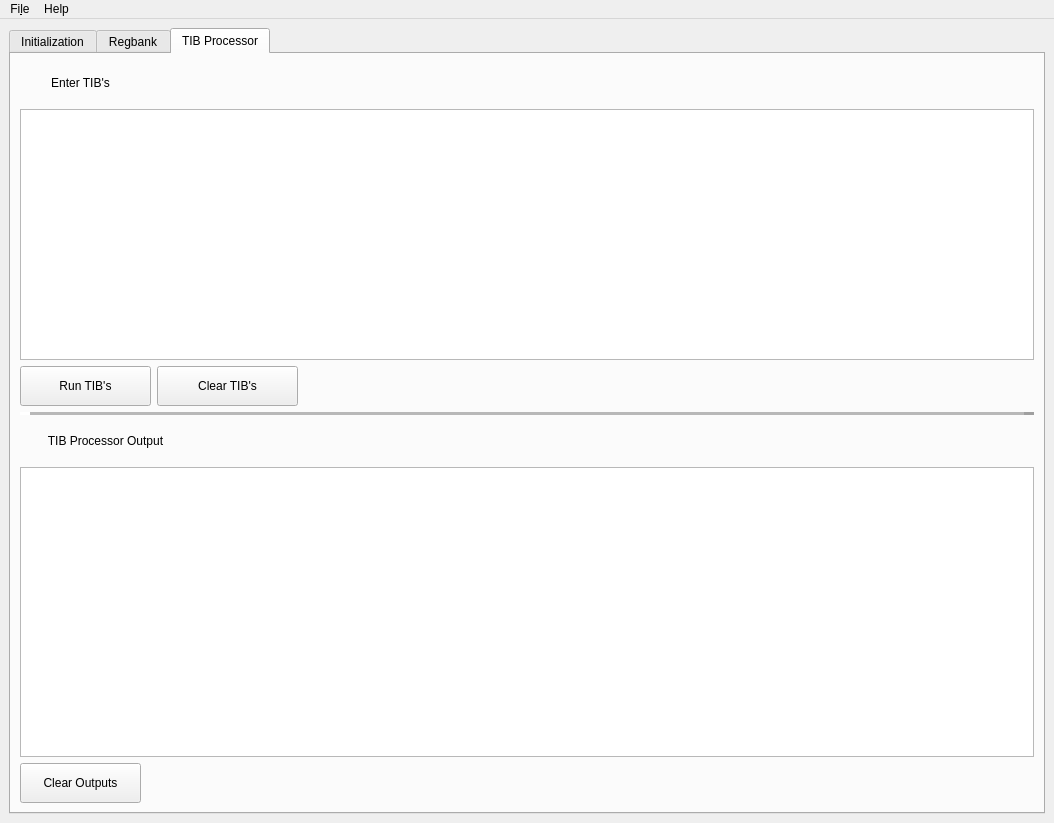
This is client/widgets/regbank_reader_main.ui in vipersnh/regbank_reader as Qt 5 draws it before an edit. The edited form follows.
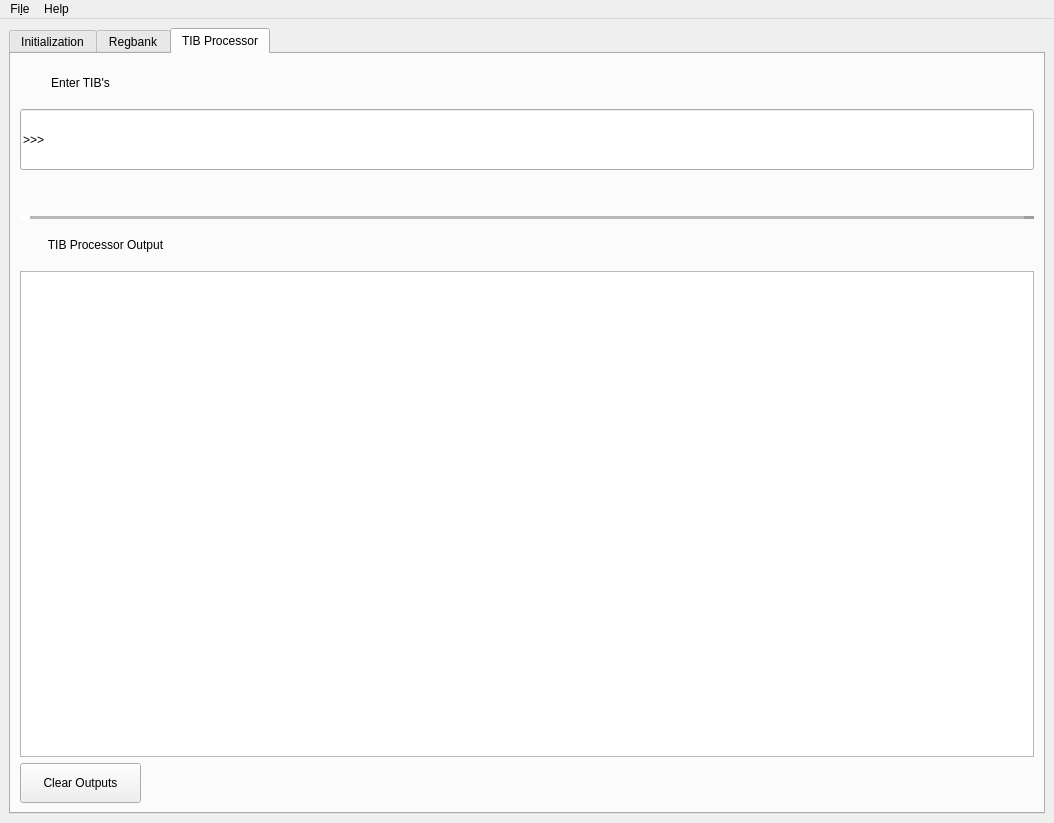
This is the edited form. The open tabs and pages were chosen to show the change.

Patch:
```diff
--- a/client/widgets/regbank_reader_main.ui
+++ b/client/widgets/regbank_reader_main.ui
@@ -629,61 +629,23 @@
          </layout>
         </item>
         <item>
-         <widget class="QPlainTextEdit" name="tibCommandsInput">
+         <widget class="QLineEdit" name="lineEdit">
           <property name="minimumSize">
            <size>
-            <width>891</width>
-            <height>141</height>
+            <width>0</width>
+            <height>61</height>
            </size>
           </property>
-          <property name="maximumSize">
-           <size>
-            <width>16777215</width>
-            <height>251</height>
-           </size>
+          <property name="text">
+           <string>&gt;&gt;&gt;</string>
+          </property>
+          <property name="alignment">
+           <set>Qt::AlignLeading|Qt::AlignLeft|Qt::AlignVCenter</set>
           </property>
          </widget>
         </item>
         <item>
          <layout class="QHBoxLayout" name="horizontalLayout_5">
-          <item>
-           <widget class="QPushButton" name="runTibCommandsButton">
-            <property name="minimumSize">
-             <size>
-              <width>131</width>
-              <height>40</height>
-             </size>
-            </property>
-            <property name="maximumSize">
-             <size>
-              <width>16777215</width>
-              <height>40</height>
-             </size>
-            </property>
-            <property name="text">
-             <string>Run TIB's</string>
-            </property>
-           </widget>
-          </item>
-          <item>
-           <widget class="QPushButton" name="clearTbCommandsButton">
-            <property name="minimumSize">
-             <size>
-              <width>141</width>
-              <height>40</height>
-             </size>
-            </property>
-            <property name="maximumSize">
-             <size>
-              <width>16777215</width>
-              <height>40</height>
-             </size>
-            </property>
-            <property name="text">
-             <string>Clear TIB's</string>
-            </property>
-           </widget>
-          </item>
           <item>
            <spacer name="horizontalSpacer">
             <property name="orientation">
@@ -762,6 +724,12 @@
             <height>251</height>
            </size>
           </property>
+          <property name="readOnly">
+           <bool>true</bool>
+          </property>
+          <property name="backgroundVisible">
+           <bool>false</bool>
+          </property>
          </widget>
         </item>
         <item>
```
Left out of the diff: 4 changed lines with no effect on the pictures.
